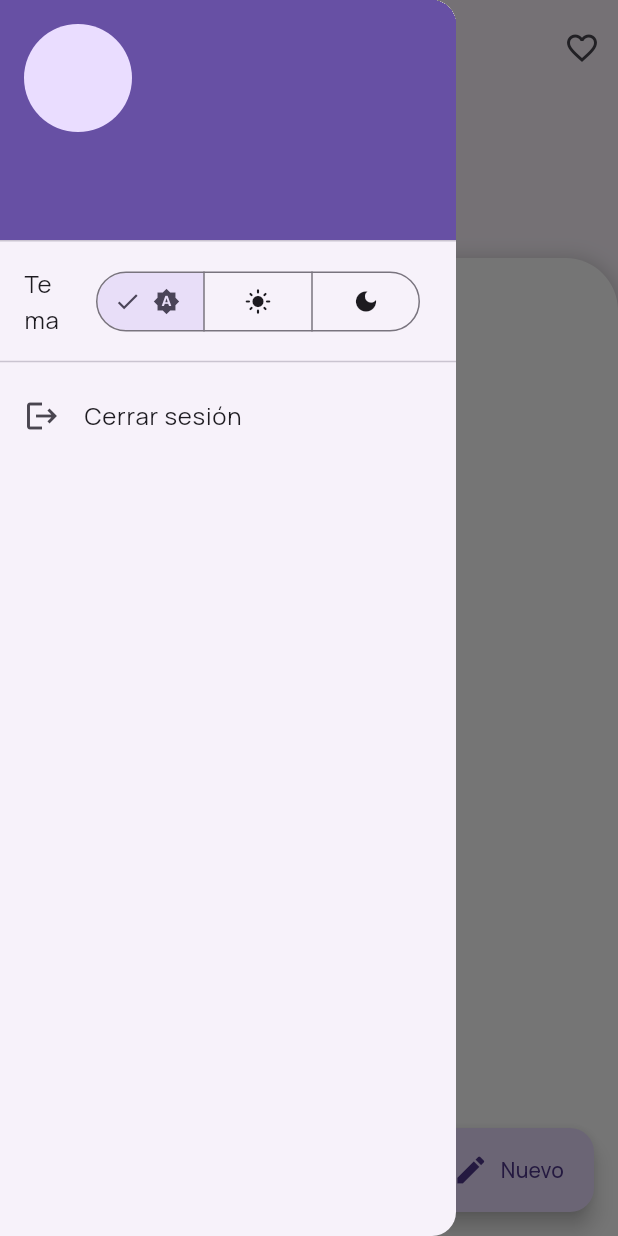
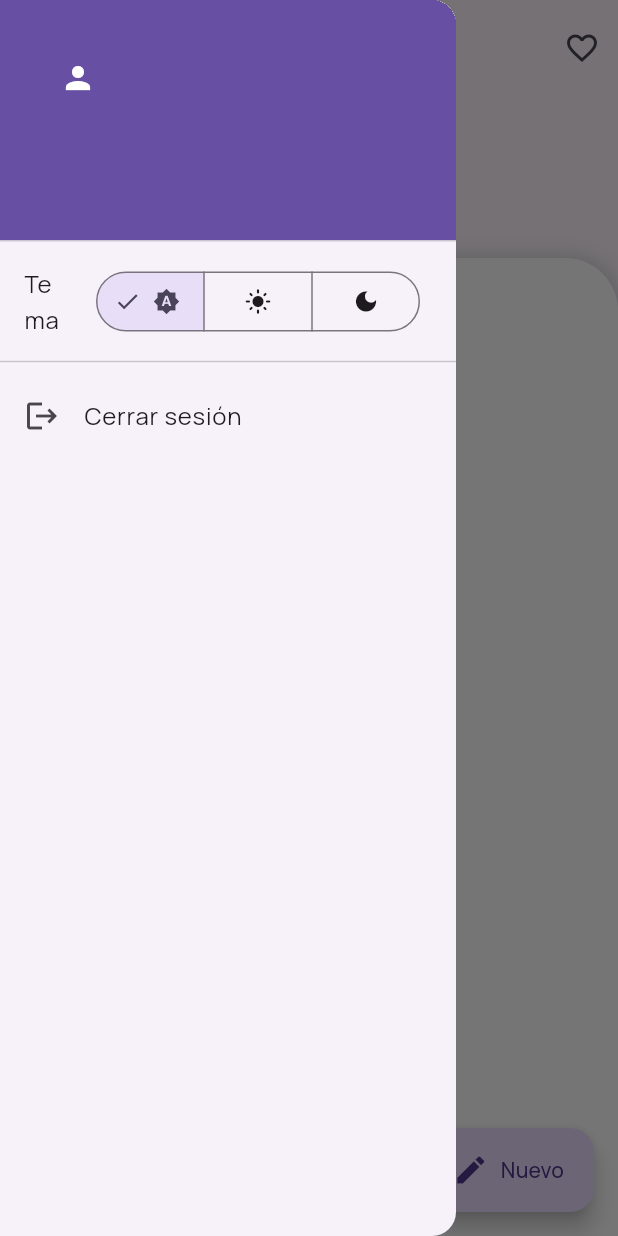
Before and after one commit to ivan-avalos/proyecto_pmsna1, a Flutter app: the screen it shows once a user with an empty profile is signed in, with the side drawer open, on a phone screen of 412 x 824 dp. Run offline on Flutter 3.47's test engine with Material 2 defaults, Android fonts, the phone set to English and light mode, and no system bars; our stand-ins replace cached_network_image, cloud_firestore, concentric_transition, email_validator, firebase_auth, firebase_core and 5 more; missing offline and left inert: custom_clippers, simple_link_preview; accounts and stored records are empty.

Commit message:
Se implementa caché para ávatars

```diff
--- a/lib/screens/dashboard_screen.dart
+++ b/lib/screens/dashboard_screen.dart
@@ -1,4 +1,5 @@
 import 'package:flutter/material.dart';
+import 'package:linkchat/widgets/cached_avatar.dart';
 import 'package:provider/provider.dart';
 
 import '../firebase/auth.dart';
@@ -49,11 +50,7 @@ class _DashboardScreenState extends State<DashboardScreen> {
         child: ListView(
           children: [
             UserAccountsDrawerHeader(
-              currentAccountPicture: CircleAvatar(
-                backgroundImage: _auth.currentUser?.photoURL != null
-                    ? NetworkImage(_auth.currentUser!.photoURL!)
-                    : null,
-              ),
+              currentAccountPicture: CachedAvatar(_auth.currentUser?.photoURL),
               accountName: Text(_auth.currentUser?.displayName ?? "Lincite"),
               accountEmail: _auth.currentUser?.email != null
                   ? Text(_auth.currentUser!.email!)
--- a/lib/screens/new_chat_screen.dart
+++ b/lib/screens/new_chat_screen.dart
@@ -1,6 +1,7 @@
 import 'package:flutter/material.dart';
 import 'package:linkchat/firebase/database.dart';
 import 'package:linkchat/models/group.dart';
+import 'package:linkchat/widgets/cached_avatar.dart';
 
 import '../firebase/auth.dart';
 import '../models/user.dart';
@@ -71,9 +72,7 @@ class _NewChatScreenState extends State<NewChatScreen> {
               itemBuilder: (context, index) {
                 FsUser user = filteredUsers[index];
                 return ListTile(
-                  leading: CircleAvatar(
-                    backgroundImage: NetworkImage(user.photoUrl),
-                  ),
+                  leading: CachedAvatar(user.photoUrl),
                   title: Text(user.displayName),
                   trailing: IconButton(
                     icon: const Icon(Icons.send),
--- /dev/null
+++ b/lib/widgets/cached_avatar.dart
@@ -0,0 +1,22 @@
+import 'package:cached_network_image/cached_network_image.dart';
+import 'package:flutter/material.dart';
+
+class CachedAvatar extends StatelessWidget {
+  final String? avatarUrl;
+  const CachedAvatar(this.avatarUrl, {super.key});
+
+  @override
+  Widget build(BuildContext context) {
+    return CircleAvatar(
+      backgroundImage:
+          avatarUrl != null ? CachedNetworkImageProvider(avatarUrl!) : null,
+      backgroundColor: Theme.of(context).colorScheme.primary,
+      child: avatarUrl == null
+          ? Icon(
+              Icons.person,
+              color: Theme.of(context).colorScheme.onPrimary,
+            )
+          : null,
+    );
+  }
+}
```
Also changed, not shown: lib/screens/chat_screen.dart (+7 -5 lines).
